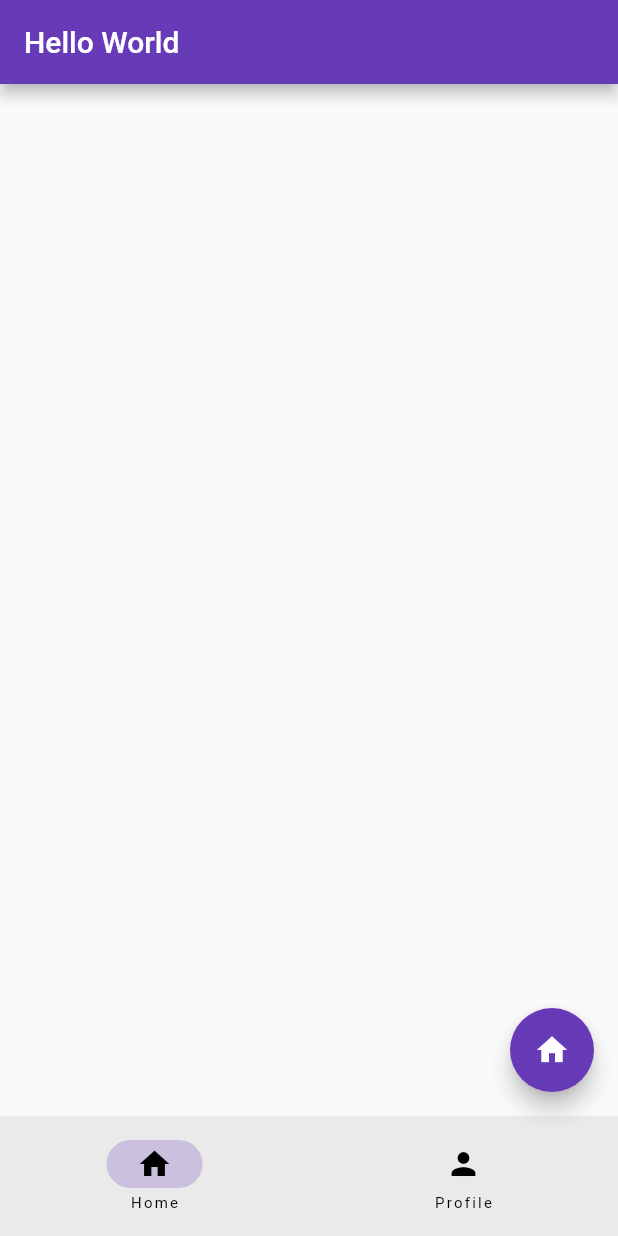
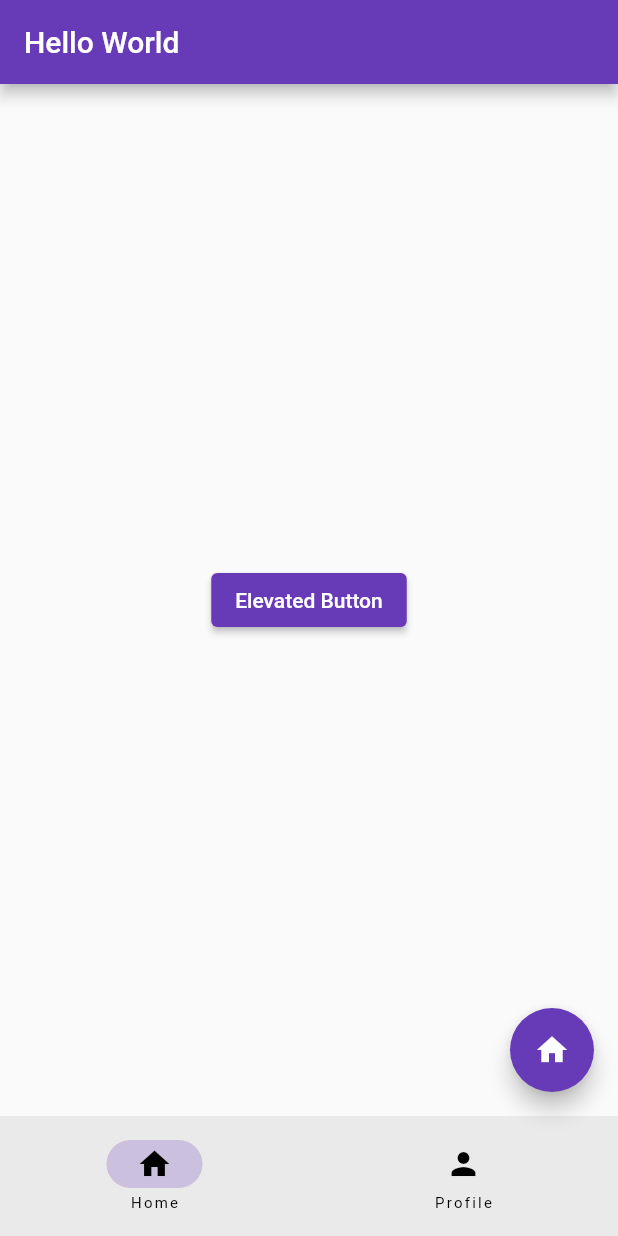
Before and after one commit to maikolcw/flutterDemo, a Flutter app: the screen it shows after launch, on a phone screen of 412 x 824 dp. Run offline on Flutter 3.47's test engine with Material 2 defaults, Android fonts, the phone set to English and light mode, and no system bars.

Commit message:
add home page and flutter page

```diff
--- /dev/null
+++ b/lib/home_page.dart
@@ -0,0 +1,24 @@
+import 'package:flutter/material.dart';
+import 'package:flutter_demo/flutter_page.dart';
+
+class HomePage extends StatelessWidget {
+  const HomePage({super.key});
+
+  @override
+  Widget build(BuildContext context) {
+    return Center(
+      child: ElevatedButton(
+        onPressed: () {
+          Navigator.of(context).push(
+            MaterialPageRoute(
+              builder: (BuildContext context) {
+                return const FlutterPage();
+              },
+            ),
+          );
+        },
+        child: const Text("Elevated Button"),
+      ),
+    );
+  }
+}
--- a/lib/main.dart
+++ b/lib/main.dart
@@ -1,4 +1,5 @@
 import 'package:flutter/material.dart';
+import 'package:flutter_demo/home_page.dart';
 
 void main() {
   runApp(const MyApp());
@@ -35,6 +36,7 @@
       appBar: AppBar(
         title: const Text("Hello World"),
       ),
+      body: const HomePage(),
       floatingActionButton: FloatingActionButton(
         onPressed: () {
           debugPrint("Pressed floating action button");
```
Also changed, not shown: lib/flutter_page.dart (added, +15 -0 lines).
